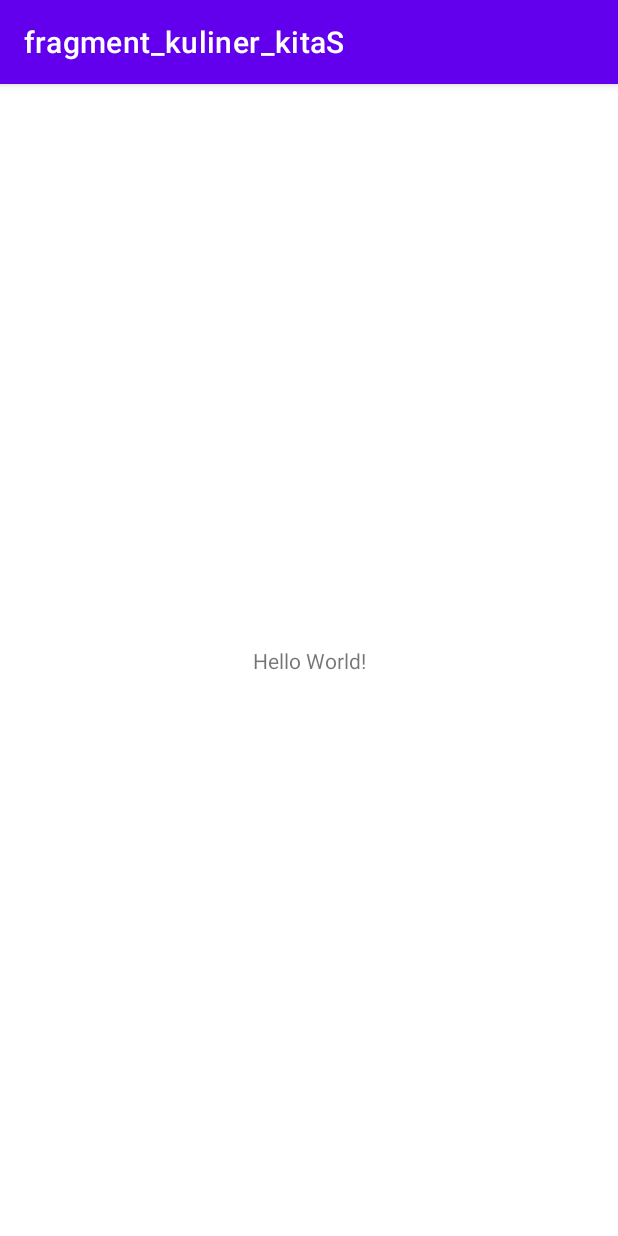
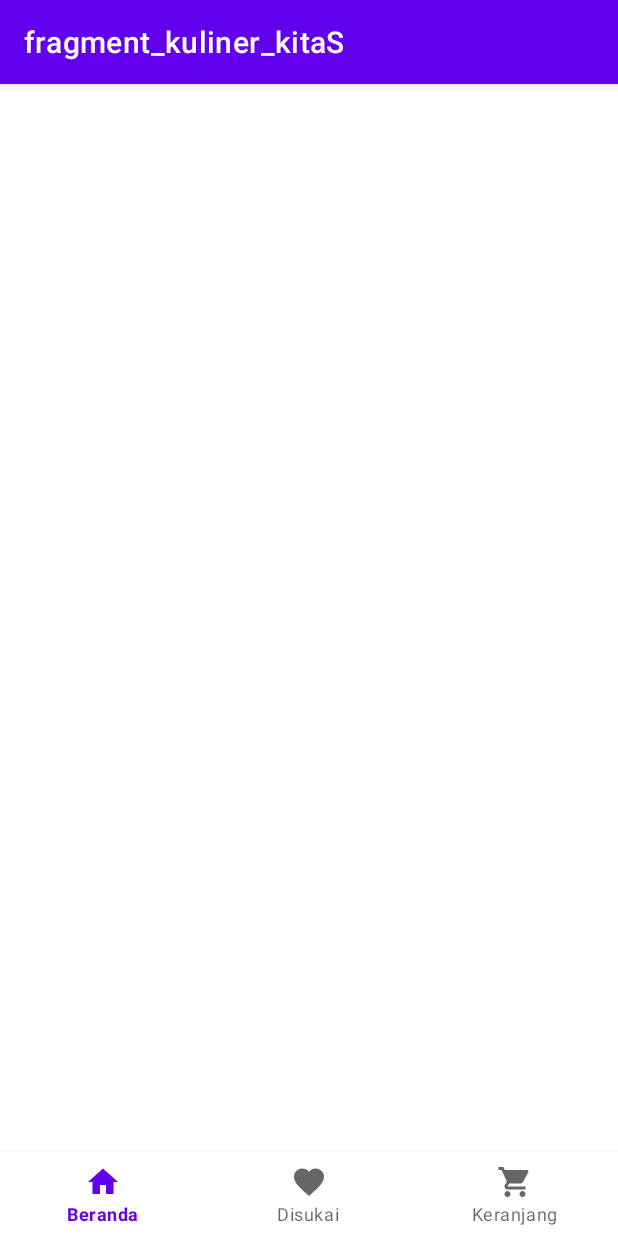
Before and after one commit to salwafkhra29/Fragment-android_Salwa, an Android app: the screen it shows after launch (MainActivity), on a phone screen of 412 x 824 dp. Run offline under Robolectric (Android 15) with nearby library versions, the phone set to English and light mode, and no system bars.

Commit message:
second commit

```diff
--- a/app/src/main/res/layout/activity_main.xml
+++ b/app/src/main/res/layout/activity_main.xml
@@ -1,18 +1,22 @@
 <?xml version="1.0" encoding="utf-8"?>
-<androidx.constraintlayout.widget.ConstraintLayout xmlns:android="http://schemas.android.com/apk/res/android"
+<RelativeLayout xmlns:android="http://schemas.android.com/apk/res/android"
     xmlns:app="http://schemas.android.com/apk/res-auto"
     xmlns:tools="http://schemas.android.com/tools"
     android:layout_width="match_parent"
     android:layout_height="match_parent"
     tools:context=".MainActivity">
 
-    <TextView
-        android:layout_width="wrap_content"
+    <com.google.android.material.bottomnavigation.BottomNavigationView
+        android:id="@+id/bnv_kuliner_kitas"
+        android:layout_width="match_parent"
         android:layout_height="wrap_content"
-        android:text="Hello World!"
-        app:layout_constraintBottom_toBottomOf="parent"
-        app:layout_constraintEnd_toEndOf="parent"
-        app:layout_constraintStart_toStartOf="parent"
-        app:layout_constraintTop_toTopOf="parent" />
+        android:layout_alignParentBottom="true"
+        app:menu="@menu/menu_bottom_navigation"/>
 
-</androidx.constraintlayout.widget.ConstraintLayout>
+    <FrameLayout
+        android:id="@+id/fl_container"
+        android:layout_width="match_parent"
+        android:layout_height="match_parent"
+        android:layout_above="@+id/bnv_kuliner_kitas"/>
+
+</RelativeLayout>
--- a/app/src/main/res/values/strings.xml
+++ b/app/src/main/res/values/strings.xml
@@ -1,3 +1,5 @@
 <resources>
     <string name="app_name">fragment_kuliner_kitaS</string>
+    <!-- TODO: Remove or change this placeholder text -->
+    <string name="hello_blank_fragment">Hello blank fragment</string>
 </resources>
```
Also changed, not shown: app/src/main/java/com/uts/si5a/fragment_kuliner_kitas/FragmentBeranda.java (added, +64 -0 lines), app/src/main/java/com/uts/si5a/fragment_kuliner_kitas/FragmentDisukai.java (added, +64 -0 lines), app/src/main/java/com/uts/si5a/fragment_kuliner_kitas/FragmentKeranjang.java (added, +64 -0 lines), app/src/main/res/layout/fragment_beranda.xml (added, +10 -0 lines), app/src/main/res/layout/fragment_disukai.xml (added, +11 -0 lines), app/src/main/res/layout/fragment_keranjang.xml (added, +9 -0 lines).
